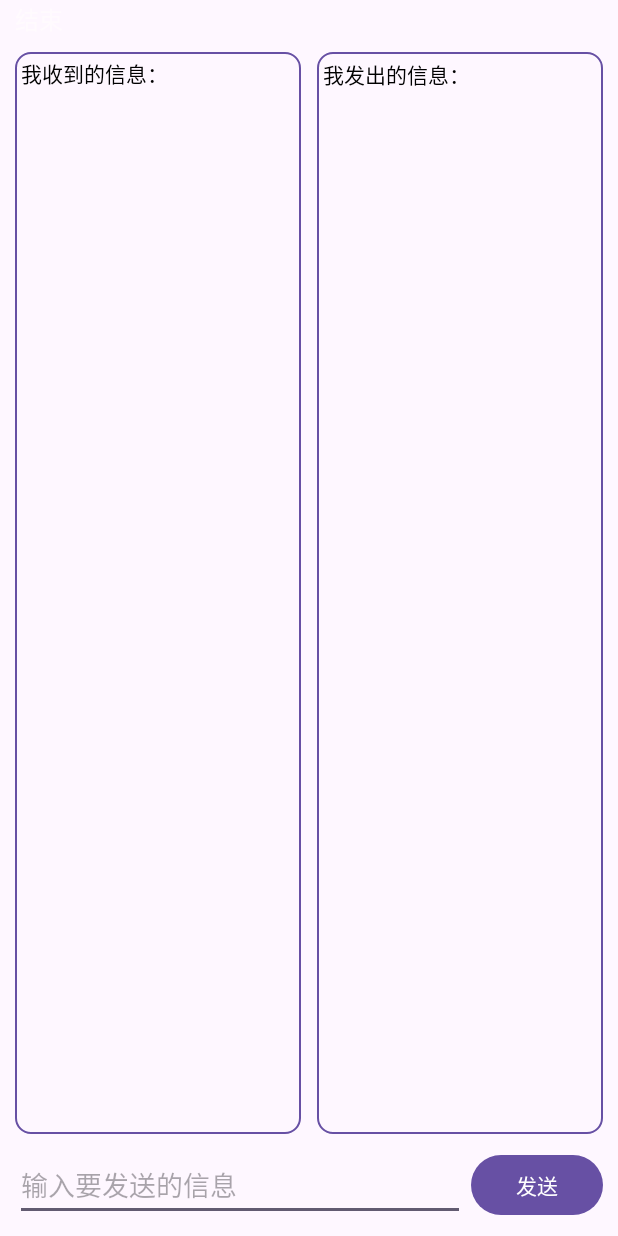
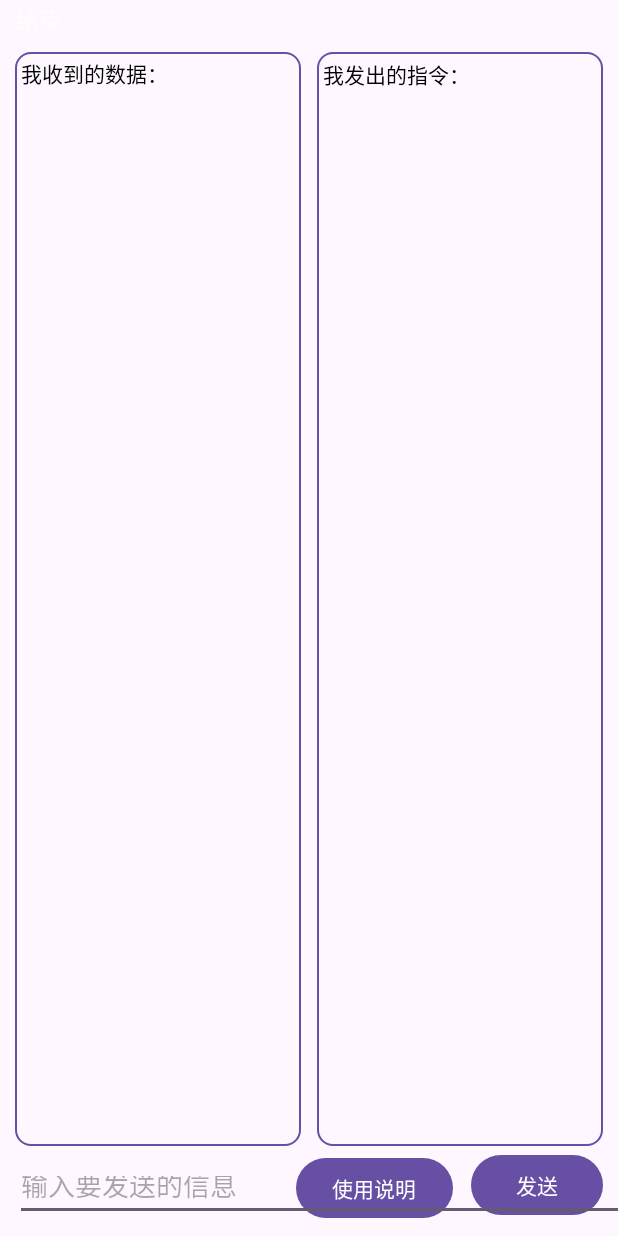
Before and after one commit to Cheney2333/Android, an Android app: the communicationActivity screen opened directly, with no data from a screen before it, on a phone screen of 412 x 824 dp. Run offline under Robolectric (Android 15) with nearby library versions, the phone set to English and light mode, and no system bars; 4 statements that could not run were skipped.

Commit message:
最终代码

```diff
--- a/ZhiKongTech/app/src/main/java/com/example/zhikongtech/communicationActivity.java
+++ b/ZhiKongTech/app/src/main/java/com/example/zhikongtech/communicationActivity.java
@@ -3,6 +3,7 @@ package com.example.zhikongtech;
 import android.bluetooth.BluetoothAdapter;
 import android.bluetooth.BluetoothDevice;
 import android.bluetooth.BluetoothSocket;
+import android.content.DialogInterface;
 import android.content.Intent;
 import android.media.MediaPlayer;
 import android.os.Bundle;
@@ -17,6 +18,7 @@ import android.widget.ListView;
 import android.widget.TextView;
 
 import androidx.annotation.Nullable;
+import androidx.appcompat.app.AlertDialog;
 import androidx.appcompat.app.AppCompatActivity;
 
 import com.example.zhikongtech.utils.ToastUtil;
@@ -34,6 +36,8 @@ import java.util.UUID;
  */
 
 public class communicationActivity extends AppCompatActivity {
+    private  Button instructionsButton;
+    private MediaPlayer mediaPlayer;
     private EditText mEditText;
     private Button mSendBtn;
     private String mAddress;
@@ -57,7 +61,8 @@ public class communicationActivity extends AppCompatActivity {
         super.onCreate(savedInstanceState);
         setContentView(R.layout.activity_communication);
         Intent intent = getIntent();
-
+        mediaPlayer = MediaPlayer.create(this, R.raw.door);
+        instructionsButton = findViewById(R.id.instructions_btn);
         //得到传输过来的设备地址
         mAddress = intent.getStringExtra("address");
         mName = intent.getStringExtra("name");
@@ -65,6 +70,15 @@ public class communicationActivity extends AppCompatActivity {
         initListener();
         //开始连接
         connectDevice();
+        playSound();
+
+        instructionsButton.setOnClickListener(new View.OnClickListener() {
+            @Override
+            public void onClick(View v) {
+                // 在这里处理点击事件，显示使用说明
+                showInstructionsDialog();
+            }
+        });
     }
 
     private void initView() {
@@ -120,6 +134,21 @@ public class communicationActivity extends AppCompatActivity {
         }
     }
 
+    private void showInstructionsDialog() {
+        AlertDialog.Builder builder = new AlertDialog.Builder(communicationActivity.this);
+        builder.setTitle("使用说明");
+        builder.setMessage("关闭左边门请输入0，打开左边门请输入1，关闭右边门请输入2，打开右边门请输入3。");
+        builder.setPositiveButton("确定", new DialogInterface.OnClickListener() {
+            @Override
+            public void onClick(DialogInterface dialog, int which) {
+                dialog.dismiss();
+            }
+        });
+        AlertDialog dialog = builder.create();
+        dialog.show();
+    }
+
+
     /**
      * 与目标设备建立连接
      */
@@ -150,6 +179,12 @@ public class communicationActivity extends AppCompatActivity {
             } catch (IOException ioException) {
                 ioException.printStackTrace();
             }
+        }
+    }
+
+    private void playSound() {
+        if (mediaPlayer != null && !mediaPlayer.isPlaying()) {
+            mediaPlayer.start();
         }
     }
 
--- a/ZhiKongTech/app/src/main/res/layout/activity_communication.xml
+++ b/ZhiKongTech/app/src/main/res/layout/activity_communication.xml
@@ -11,7 +11,7 @@
         android:layout_height="wrap_content"
         android:layout_marginEnd="10dp"
         android:layout_marginBottom="10dp"
-        android:text="发送"
+        android:text="@string/send_button"
         app:layout_constraintBottom_toBottomOf="parent"
         app:layout_constraintEnd_toEndOf="parent"
         app:layout_constraintHorizontal_bias="1.0"
@@ -19,14 +19,24 @@
         app:layout_constraintTop_toTopOf="parent"
         app:layout_constraintVertical_bias="1.0" />
 
+    <Button
+        android:id="@+id/instructions_btn"
+        android:layout_width="wrap_content"
+        android:layout_height="wrap_content"
+        android:layout_marginRight="12dp"
+        android:layout_marginBottom="8dp"
+        android:text="@string/instruction"
+        app:layout_constraintBottom_toBottomOf="parent"
+        app:layout_constraintRight_toLeftOf="@id/send_text_btn" />
+
     <EditText
         android:id="@+id/send_edit_text"
-        android:layout_width="0dp"
-        android:layout_height="wrap_content"
+        android:layout_width="991dp"
+        android:layout_height="40dp"
         android:layout_marginStart="10dp"
         android:layout_marginEnd="4dp"
         android:layout_marginBottom="10dp"
-        android:hint="输入要发送的信息"
+        android:hint="@string/input_hint"
         app:layout_constraintBottom_toBottomOf="parent"
         app:layout_constraintEnd_toStartOf="@+id/send_text_btn"
         app:layout_constraintHorizontal_bias="0.0"
@@ -38,7 +48,7 @@
         android:id="@+id/bluetooth_name"
         android:layout_width="wrap_content"
         android:layout_height="wrap_content"
-        android:text="蓝牙设备名称"
+        android:text="@string/bluetooth_device_name"
         android:textColor="@color/black"
         android:textSize="18sp"
         app:layout_constraintBottom_toTopOf="@+id/send_edit_text"
@@ -65,7 +75,7 @@
             android:layout_weight="1"
             android:background="@drawable/border"
             android:padding="4dp"
-            android:text="我收到的信息："
+            android:text="@string/received_text"
             android:scrollbars="vertical"
             android:textColor="@color/black" />
 
@@ -77,7 +87,7 @@
             android:layout_weight="1"
             android:background="@drawable/border"
             android:padding="4dp"
-            android:text="我发出的信息："
+            android:text="@string/sent_text"
             android:textColor="@color/black" />
     </LinearLayout>
 
@@ -86,7 +96,7 @@
         android:layout_width="wrap_content"
         android:layout_height="wrap_content"
         android:layout_marginStart="10dp"
-        android:text="结束"
+        android:text="@string/cancel_connection"
         android:textColor="#fffbfe"
         android:textSize="16sp"
         app:layout_constraintBottom_toBottomOf="@+id/bluetooth_name"
--- a/ZhiKongTech/app/src/main/res/layout/activity_function.xml
+++ b/ZhiKongTech/app/src/main/res/layout/activity_function.xml
@@ -10,7 +10,7 @@
         android:id="@+id/open_bluetooth_btn"
         android:layout_width="wrap_content"
         android:layout_height="wrap_content"
-        android:text="开启蓝牙"
+        android:text="@string/open_bluetooth_btn"
         app:layout_constraintBottom_toBottomOf="parent"
         app:layout_constraintEnd_toEndOf="parent"
         app:layout_constraintHorizontal_bias="0.27"
@@ -22,7 +22,7 @@
         android:id="@+id/fount_device_btn"
         android:layout_width="wrap_content"
         android:layout_height="wrap_content"
-        android:text="搜索设备"
+        android:text="@string/fount_device_btn"
         app:layout_constraintBottom_toBottomOf="parent"
         app:layout_constraintEnd_toEndOf="parent"
         app:layout_constraintHorizontal_bias="0.694"
@@ -36,7 +36,7 @@
         android:layout_height="wrap_content"
         android:layout_marginStart="10dp"
         android:layout_marginTop="20dp"
-        android:text="蓝牙设备列表"
+        android:text="@string/bluetooth_device_list"
         android:textColor="@color/black"
         android:textSize="16sp"
         app:layout_constraintBottom_toBottomOf="parent"
```
Also changed, not shown: ZhiKongTech/app/src/main/java/com/example/zhikongtech/MainActivity.java (+53 -1 lines), ZhiKongTech/app/src/main/res/layout/activity_main.xml (+9 -9 lines), ZhiKongTech/app/src/main/res/values/strings.xml (+23 -11 lines), ZhiKongTech/app/src/main/res/drawable-xxhdpi/deviceqrcode.png (added), 3 other files.
